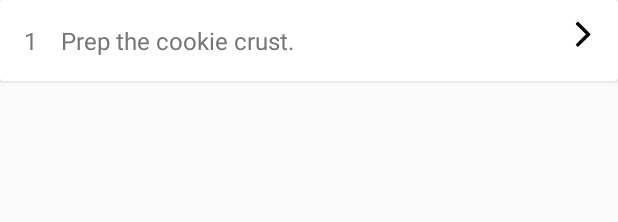
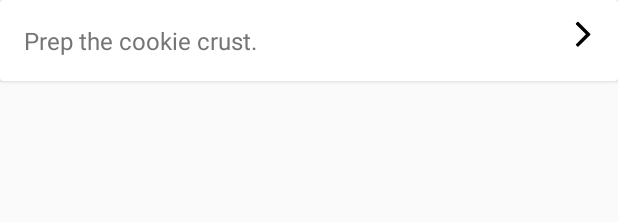
Before and after one commit to VargaJohanna/MyBakingApp, an Android app: the layout row_steps.xml on its own in the app's theme, with its tools: preview values and no code run, on a phone screen of 412 x 824 dp. Shown: the top 222 px of the screen. Run offline under Robolectric (Android 15) with nearby library versions, the phone set to English and light mode, and no system bars.

Commit message:
Set selected state for steps, and ui fixes

```diff
--- /dev/null
+++ b/app/src/main/res/drawable/selectors.xml
@@ -0,0 +1,6 @@
+<?xml version="1.0" encoding="utf-8"?>
+<selector xmlns:android="http://schemas.android.com/apk/res/android">
+    <item android:drawable="@color/colorPrimaryDark" android:state_pressed="true"/>
+    <item android:drawable="@color/colorPrimaryDark" android:state_selected="true"/>
+    <item android:drawable="@color/colorPrimaryDark" android:state_focused="true"/>
+</selector>
--- a/app/src/main/res/layout/fragment_step_detail.xml
+++ b/app/src/main/res/layout/fragment_step_detail.xml
@@ -28,10 +28,7 @@
             android:id="@+id/step_full_description"
             android:layout_width="match_parent"
             android:layout_height="wrap_content"
-            android:layout_margin="@dimen/margin_normal"
-            android:layout_marginStart="8dp"
-            android:layout_marginEnd="8dp"
-            android:textSize="@dimen/text_size_normal"
+            style="@style/StepDescription"
             app:layout_constraintEnd_toEndOf="parent"
             app:layout_constraintStart_toStartOf="parent"
             app:layout_constraintTop_toBottomOf="@+id/playerView" />
--- a/app/src/main/res/layout/row_steps.xml
+++ b/app/src/main/res/layout/row_steps.xml
@@ -12,17 +12,6 @@
         android:orientation="horizontal">
 
         <TextView
-            android:id="@+id/number_of_step"
-            android:text="@string/_1"
-            android:textSize="@dimen/text_size_normal"
-            android:padding="@dimen/padding_normal"
-            android:gravity="center"
-            android:layout_gravity="center"
-            android:textColor="@color/secondary_text"
-            android:layout_width="wrap_content"
-            android:layout_height="wrap_content" />
-
-        <TextView
             android:id="@+id/step_short_description"
             android:layout_width="wrap_content"
             android:layout_height="wrap_content"
@@ -30,11 +19,8 @@
             android:textColor="@color/secondary_text"
             android:gravity="left"
             android:lineSpacingExtra="6dp"
-            android:paddingStart="0dp"
-            android:paddingEnd="@dimen/padding_normal"
-            android:paddingTop="@dimen/padding_normal"
-            android:paddingBottom="@dimen/padding_normal"
-            android:text="@string/example_short_description" />
+            android:padding="@dimen/padding_normal"
+            android:text="@string/example_short_description"/>
 
         <Space
             android:layout_width="0dp"
--- a/app/src/main/res/values/dimens.xml
+++ b/app/src/main/res/values/dimens.xml
@@ -1,14 +1,17 @@
 <?xml version="1.0" encoding="utf-8"?>
 <resources>
-    <dimen name="progressBarSize">60dp</dimen>
+    <dimen name="progress_bar_size">60dp</dimen>
     <dimen name="text_size_normal">16sp</dimen>
+    <dimen name="text_size_medium">20sp</dimen>
     <dimen name="text_size_large">24sp</dimen>
     <dimen name="margin_extra_large">24dp</dimen>
     <dimen name="margin_large">16dp</dimen>
     <dimen name="margin_normal">8dp</dimen>
+    <dimen name="margin_extra_small">4dp</dimen>
     <dimen name="padding_extra_small">4dp</dimen>
     <dimen name="padding_normal">16dp</dimen>
     <dimen name="padding_large">32dp</dimen>
     <dimen name="ingredients_horizontal_margin">16dp</dimen>
+    <dimen name="line_spacing">6dp</dimen>
     <integer name="recipe_list_columns">1</integer>
 </resources>
```
Also changed, not shown: app/src/main/java/com/movies/mybakingapp/adapters/StepsAdapter.java (+15 -3 lines), app/src/main/java/com/movies/mybakingapp/fragments/StepDetailFragment.java (+19 -2 lines), app/src/main/res/layout-sw600dp/activity_recipe_detail.xml (+9 -15 lines), app/src/main/res/values/styles.xml (+9 -2 lines), app/src/main/res/drawable/grey_background.png (added).
